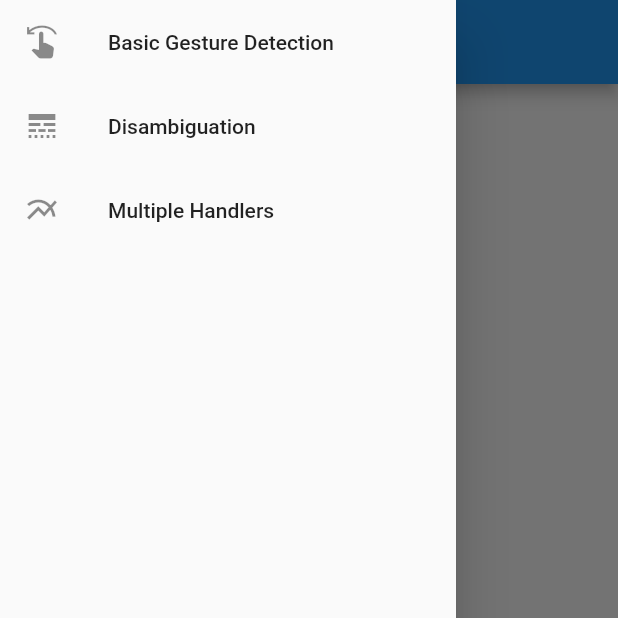
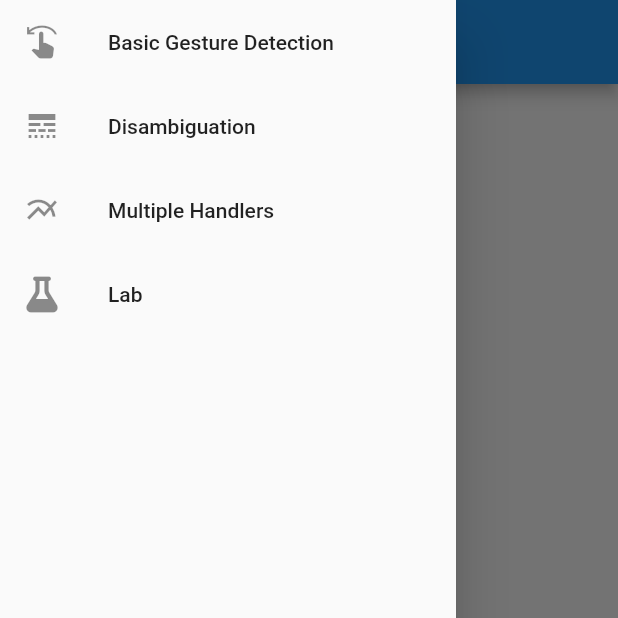
Before and after one commit to guitoof/gestures_handling_sandbox, a Flutter app: the screen it shows after launch, with the side drawer open, on a phone screen of 412 x 824 dp, the top half of it. Run offline on Flutter 3.47's test engine with Material 2 defaults, Android fonts, the phone set to English and light mode, and no system bars; our stand-ins replace font_awesome_flutter.

```diff
--- a/lib/app.dart
+++ b/lib/app.dart
@@ -1,7 +1,9 @@
 import 'package:flutter/material.dart';
+import 'package:font_awesome_flutter/font_awesome_flutter.dart';
 import 'package:gestures_handling_sandbox/modules/basic_demo/basic_demo.dart';
 import 'package:gestures_handling_sandbox/modules/disambiguation_demo/disambiguation_demo.dart';
 import 'package:gestures_handling_sandbox/modules/disambiguation_demo/pages/listener_disambiguation_page.dart';
+import 'package:gestures_handling_sandbox/modules/lab/lab.dart';
 import 'package:gestures_handling_sandbox/modules/multiple_handlers_demo/multiple_handlers_demo.dart';
 
 class App extends StatefulWidget {
@@ -69,7 +71,18 @@ class _AppState extends State<App> {
           'name': 'Multiple Handlers with Stacked Listeners',
           'icon': Icon(Icons.flip_to_back)
         },
-      ]
+      ],
+    },
+    'lab': {
+      'title': 'Lab',
+      'icon': Icon(FontAwesomeIcons.flask),
+      'pages': [
+        {
+          'widget': LabPage(),
+          'name': 'Lab',
+          'icon': Icon(FontAwesomeIcons.flask)
+        },
+      ],
     }
   };
 
@@ -110,7 +123,10 @@ class _AppState extends State<App> {
               .toList(),
         ),
       ),
-      bottomNavigationBar: BottomNavigationBar(
+      bottomNavigationBar:
+          (_sections[currentSectionKey]!['pages'] as List).length == 1
+              ? null
+              : BottomNavigationBar(
         currentIndex: currentPageIndex,
         onTap: (tappedIndex) => setState(() {
           currentPageIndex = tappedIndex;
--- /dev/null
+++ b/lib/modules/lab/lab.dart
@@ -0,0 +1 @@
+export './pages/lab_page.dart';
--- a/pubspec.yaml
+++ b/pubspec.yaml
@@ -35,6 +35,7 @@ dependencies:
   # Use with the CupertinoIcons class for iOS style icons.
   cupertino_icons: ^1.0.2
   mocktail: ^0.3.0
+  font_awesome_flutter: ^10.2.1
 
 dev_dependencies:
   flutter_test:
```
Also changed, not shown: lib/modules/lab/pages/lab_page.dart (added, +12 -0 lines), pubspec.lock.
